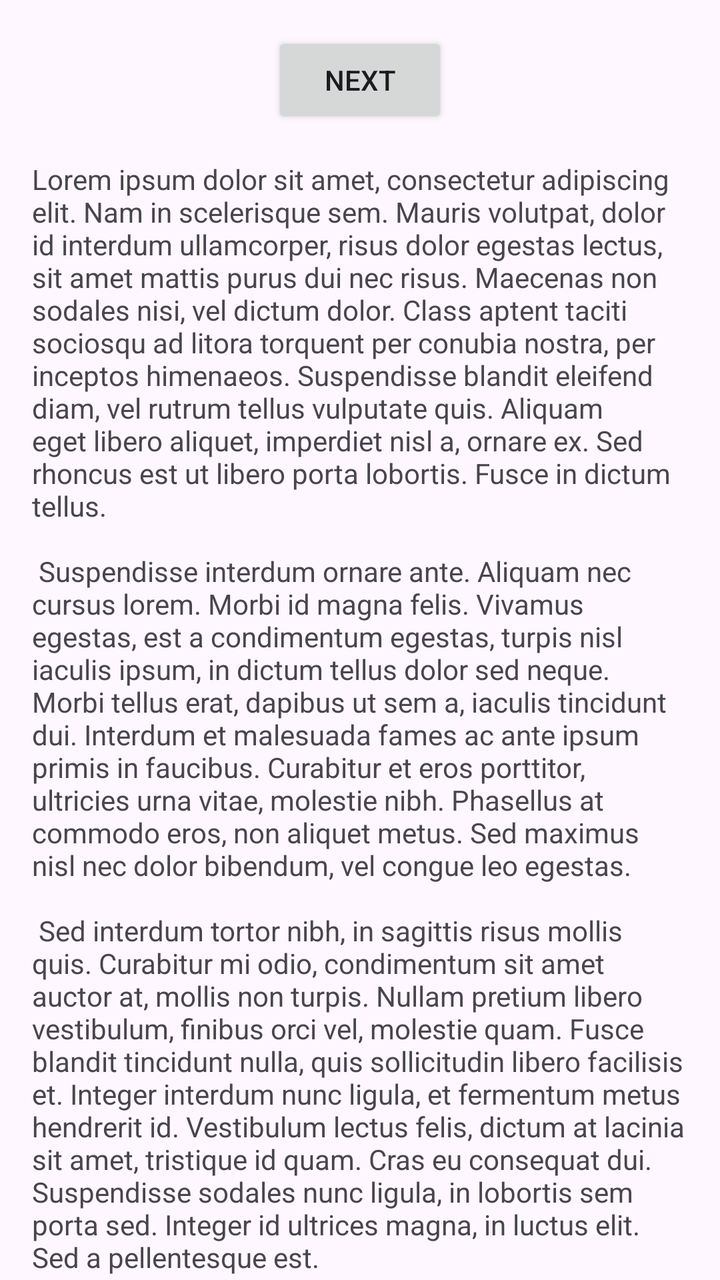
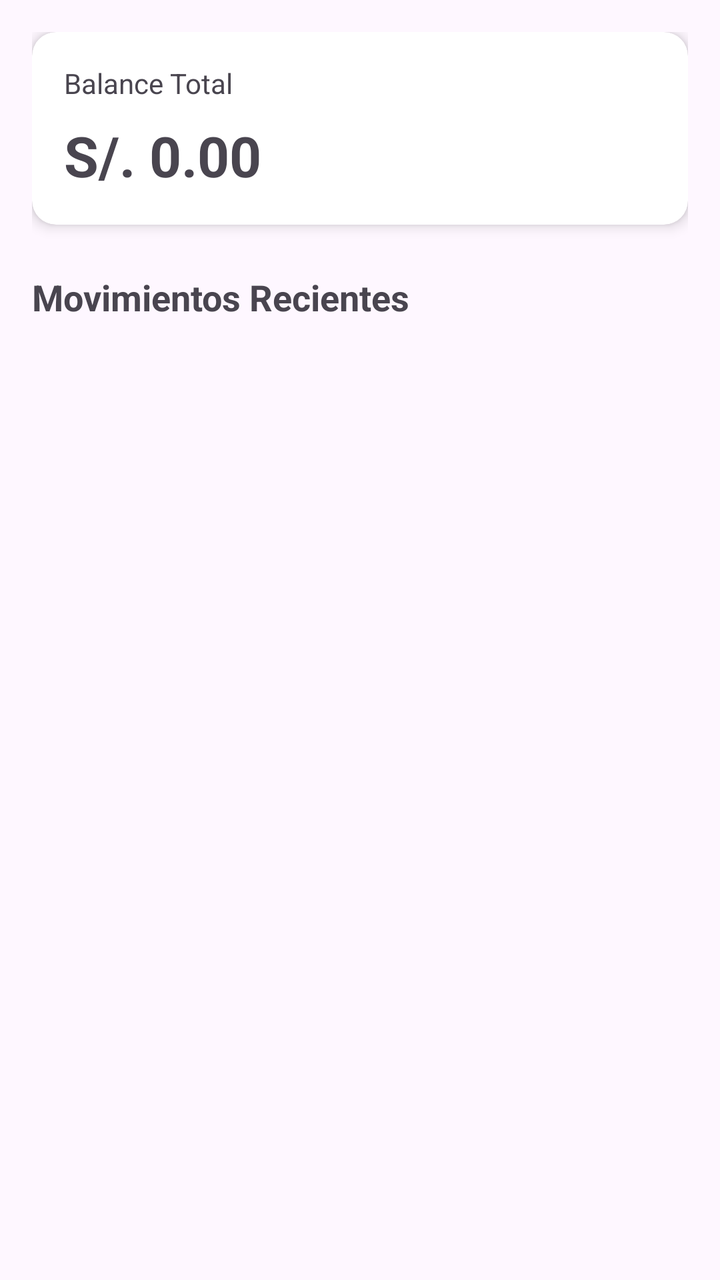

Screens rendered from an Android XML layout before and after an edit, with the pre-edit source and the edit as a unified diff.
<!-- AndroidManifest.xml: application theme Theme.MyApplication -->
<!-- res/layout/fragment_first.xml -->
<?xml version="1.0" encoding="utf-8"?>
<androidx.core.widget.NestedScrollView xmlns:android="http://schemas.android.com/apk/res/android"
    xmlns:app="http://schemas.android.com/apk/res-auto"
    xmlns:tools="http://schemas.android.com/tools"
    android:layout_width="match_parent"
    android:layout_height="match_parent"
    tools:context=".FirstFragment">

    <androidx.constraintlayout.widget.ConstraintLayout
        android:layout_width="match_parent"
        android:layout_height="match_parent"
        android:padding="16dp">

        <Button
            android:id="@+id/button_first"
            android:layout_width="wrap_content"
            android:layout_height="wrap_content"
            android:text="@string/next"
            app:layout_constraintBottom_toTopOf="@id/textview_first"
            app:layout_constraintEnd_toEndOf="parent"
            app:layout_constraintStart_toStartOf="parent"
            app:layout_constraintTop_toTopOf="parent" />

        <TextView
            android:id="@+id/textview_first"
            android:layout_width="wrap_content"
            android:layout_height="wrap_content"
            android:layout_marginTop="16dp"
            android:text="@string/lorem_ipsum"
            app:layout_constraintBottom_toBottomOf="parent"
            app:layout_constraintEnd_toEndOf="parent"
            app:layout_constraintStart_toStartOf="parent"
            app:layout_constraintTop_toBottomOf="@id/button_first" />
    </androidx.constraintlayout.widget.ConstraintLayout>
</androidx.core.widget.NestedScrollView>
<!-- resources referenced by this layout -->
<resources>
  <string name="lorem_ipsum">
          Lorem ipsum dolor sit amet, consectetur adipiscing elit. Nam in scelerisque sem. Mauris
          volutpat, dolor id interdum ullamcorper, risus dolor egestas lectus, sit amet mattis purus
          dui nec risus. Maecenas non sodales nisi, vel dictum dolor. Class aptent taciti sociosqu ad
          litora torquent per conubia nostra, per inceptos himenaeos. Suspendisse blandit eleifend
          diam, vel rutrum tellus vulputate quis. Aliquam eget libero aliquet, imperdiet nisl a,
          ornare ex. Sed rhoncus est ut libero porta lobortis. Fusce in dictum tellus.\n\n
          Suspendisse interdum ornare ante. Aliquam nec cursus lorem. Morbi id magna felis. Vivamus
          egestas, est a condimentum egestas, turpis nisl iaculis ipsum, in dictum tellus dolor sed
          neque. Morbi tellus erat, dapibus ut sem a, iaculis tincidunt dui. Interdum et malesuada
          fames ac ante ipsum primis in faucibus. Curabitur et eros porttitor, ultricies urna vitae,
          molestie nibh. Phasellus at commodo eros, non aliquet metus. Sed maximus nisl nec dolor
          bibendum, vel congue leo egestas.\n\n
          Sed interdum tortor nibh, in sagittis risus mollis quis. Curabitur mi odio, condimentum sit
          amet auctor at, mollis non turpis. Nullam pretium libero vestibulum, finibus orci vel,
          molestie quam. Fusce blandit tincidunt nulla, quis sollicitudin libero facilisis et. Integer
          interdum nunc ligula, et fermentum metus hendrerit id. Vestibulum lectus felis, dictum at
          lacinia sit amet, tristique id quam. Cras eu consequat dui. Suspendisse sodales nunc ligula,
          in lobortis sem porta sed. Integer id ultrices magna, in luctus elit. Sed a pellentesque
          est.\n\n
          Aenean nunc velit, lacinia sed dolor sed, ultrices viverra nulla. Etiam a venenatis nibh.
          Morbi laoreet, tortor sed facilisis varius, nibh orci rhoncus nulla, id elementum leo dui
          non lorem. Nam mollis ipsum quis auctor varius. Quisque elementum eu libero sed commodo. In
          eros nisl, imperdiet vel imperdiet et, scelerisque a mauris. Pellentesque varius ex nunc,
          quis imperdiet eros placerat ac. Duis finibus orci et est auctor tincidunt. Sed non viverra
          ipsum. Nunc quis augue egestas, cursus lorem at, molestie sem. Morbi a consectetur ipsum, a
          placerat diam. Etiam vulputate dignissim convallis. Integer faucibus mauris sit amet finibus
          convallis.\n\n
          Phasellus in aliquet mi. Pellentesque habitant morbi tristique senectus et netus et
          malesuada fames ac turpis egestas. In volutpat arcu ut felis sagittis, in finibus massa
          gravida. Pellentesque id tellus orci. Integer dictum, lorem sed efficitur ullamcorper,
          libero justo consectetur ipsum, in mollis nisl ex sed nisl. Donec maximus ullamcorper
          sodales. Praesent bibendum rhoncus tellus nec feugiat. In a ornare nulla. Donec rhoncus
          libero vel nunc consequat, quis tincidunt nisl eleifend. Cras bibendum enim a justo luctus
          vestibulum. Fusce dictum libero quis erat maximus, vitae volutpat diam dignissim.
      </string>
  <string name="next">Next</string>
  <style name="Theme.MyApplication" parent="Base.Theme.MyApplication" />
  <style name="Base.Theme.MyApplication" parent="Theme.Material3.DayNight.NoActionBar">
          
          
      </style>
</resources>

<!-- the commit's change to res/layout/fragment_first.xml (unified diff, before → after) -->
@@ -1,35 +1,116 @@
 <?xml version="1.0" encoding="utf-8"?>
-<androidx.core.widget.NestedScrollView xmlns:android="http://schemas.android.com/apk/res/android"
+<androidx.constraintlayout.widget.ConstraintLayout xmlns:android="http://schemas.android.com/apk/res/android"
     xmlns:app="http://schemas.android.com/apk/res-auto"
     xmlns:tools="http://schemas.android.com/tools"
     android:layout_width="match_parent"
     android:layout_height="match_parent"
+    android:padding="16dp"
     tools:context=".FirstFragment">
+
+    <androidx.cardview.widget.CardView
+        android:id="@+id/card_balance"
+        android:layout_width="match_parent"
+        android:layout_height="wrap_content"
+        app:cardCornerRadius="12dp"
+        app:cardElevation="4dp"
+        app:layout_constraintTop_toTopOf="parent">
+
+        <LinearLayout
+            android:layout_width="match_parent"
+            android:layout_height="wrap_content"
+            android:orientation="vertical"
+            android:padding="16dp">
+
+            <TextView
+                android:layout_width="wrap_content"
+                android:layout_height="wrap_content"
+                android:text="Balance Total"
+                android:textColor="?android:attr/textColorSecondary"
+                android:textSize="14sp" />
+
+            <TextView
+                android:id="@+id/tv_balance_amount"
+                android:layout_width="wrap_content"
+                android:layout_height="wrap_content"
+                android:layout_marginTop="8dp"
+                android:text="S/. 0.00"
+                android:textSize="28sp"
+                android:textStyle="bold" />
+        </LinearLayout>
+    </androidx.cardview.widget.CardView>
+
+    <TextView
+        android:id="@+id/tv_transactions_title"
+        android:layout_width="wrap_content"
+        android:layout_height="wrap_content"
+        android:layout_marginTop="24dp"
+        android:text="Movimientos Recientes"
+        android:textSize="18sp"
+        android:textStyle="bold"
+        app:layout_constraintStart_toStartOf="parent"
+        app:layout_constraintTop_toBottomOf="@id/card_balance" />
+
+    <androidx.recyclerview.widget.RecyclerView
+        android:id="@+id/recycler_transactions"
+        android:layout_width="0dp"
+        android:layout_height="0dp"
+        android:layout_marginTop="8dp"
+        app:layout_constraintBottom_toBottomOf="parent"
+        app:layout_constraintEnd_toEndOf="parent"
+        app:layout_constraintStart_toStartOf="parent"
+        app:layout_constraintTop_toBottomOf="@id/tv_transactions_title"
+        tools:listitem="@layout/item_transaction" />
+
+</androidx.constraintlayout.widget.ConstraintLayout>
+<!-- res/layout/item_transaction.xml (included above) -->
+<?xml version="1.0" encoding="utf-8"?>
+<androidx.cardview.widget.CardView xmlns:android="http://schemas.android.com/apk/res/android"
+    xmlns:app="http://schemas.android.com/apk/res-auto"
+    android:layout_width="match_parent"
+    android:layout_height="wrap_content"
+    android:layout_marginHorizontal="8dp"
+    android:layout_marginVertical="4dp"
+    app:cardCornerRadius="8dp"
+    app:cardElevation="2dp">
 
     <androidx.constraintlayout.widget.ConstraintLayout
         android:layout_width="match_parent"
-        android:layout_height="match_parent"
+        android:layout_height="wrap_content"
         android:padding="16dp">
 
-        <Button
-            android:id="@+id/button_first"
-            android:layout_width="wrap_content"
+        <TextView
+            android:id="@+id/tv_category"
+            android:layout_width="0dp"
             android:layout_height="wrap_content"
-            android:text="@string/next"
-            app:layout_constraintBottom_toTopOf="@id/textview_first"
-            app:layout_constraintEnd_toEndOf="parent"
+            android:text="Categoría"
+            android:textSize="16sp"
+            android:textStyle="bold"
+            app:layout_constraintEnd_toStartOf="@id/tv_amount"
             app:layout_constraintStart_toStartOf="parent"
             app:layout_constraintTop_toTopOf="parent" />
 
         <TextView
-            android:id="@+id/textview_first"
+            android:id="@+id/tv_payment_method"
+            android:layout_width="0dp"
+            android:layout_height="wrap_content"
+            android:layout_marginTop="4dp"
+            android:text="Efectivo"
+            android:textColor="?android:attr/textColorSecondary"
+            android:textSize="14sp"
+            app:layout_constraintEnd_toStartOf="@id/tv_amount"
+            app:layout_constraintStart_toStartOf="parent"
+            app:layout_constraintTop_toBottomOf="@id/tv_category" />
+
+        <TextView
+            android:id="@+id/tv_amount"
             android:layout_width="wrap_content"
             android:layout_height="wrap_content"
-            android:layout_marginTop="16dp"
-            android:text="@string/lorem_ipsum"
+            android:text="S/. 0.00"
+            android:textSize="18sp"
+            android:textStyle="bold"
             app:layout_constraintBottom_toBottomOf="parent"
             app:layout_constraintEnd_toEndOf="parent"
-            app:layout_constraintStart_toStartOf="parent"
-            app:layout_constraintTop_toBottomOf="@id/button_first" />
+            app:layout_constraintTop_toTopOf="parent" />
+
     </androidx.constraintlayout.widget.ConstraintLayout>
-</androidx.core.widget.NestedScrollView>
+</androidx.cardview.widget.CardView>
<!-- resource entries referenced after the edit -->
@@ -1,42 +1,5 @@
 <!-- resources referenced by this layout -->
 <resources>
-  <string name="lorem_ipsum">
-          Lorem ipsum dolor sit amet, consectetur adipiscing elit. Nam in scelerisque sem. Mauris
-          volutpat, dolor id interdum ullamcorper, risus dolor egestas lectus, sit amet mattis purus
-          dui nec risus. Maecenas non sodales nisi, vel dictum dolor. Class aptent taciti sociosqu ad
-          litora torquent per conubia nostra, per inceptos himenaeos. Suspendisse blandit eleifend
-          diam, vel rutrum tellus vulputate quis. Aliquam eget libero aliquet, imperdiet nisl a,
-          ornare ex. Sed rhoncus est ut libero porta lobortis. Fusce in dictum tellus.\n\n
-          Suspendisse interdum ornare ante. Aliquam nec cursus lorem. Morbi id magna felis. Vivamus
-          egestas, est a condimentum egestas, turpis nisl iaculis ipsum, in dictum tellus dolor sed
-          neque. Morbi tellus erat, dapibus ut sem a, iaculis tincidunt dui. Interdum et malesuada
-          fames ac ante ipsum primis in faucibus. Curabitur et eros porttitor, ultricies urna vitae,
-          molestie nibh. Phasellus at commodo eros, non aliquet metus. Sed maximus nisl nec dolor
-          bibendum, vel congue leo egestas.\n\n
-          Sed interdum tortor nibh, in sagittis risus mollis quis. Curabitur mi odio, condimentum sit
-          amet auctor at, mollis non turpis. Nullam pretium libero vestibulum, finibus orci vel,
-          molestie quam. Fusce blandit tincidunt nulla, quis sollicitudin libero facilisis et. Integer
-          interdum nunc ligula, et fermentum metus hendrerit id. Vestibulum lectus felis, dictum at
-          lacinia sit amet, tristique id quam. Cras eu consequat dui. Suspendisse sodales nunc ligula,
-          in lobortis sem porta sed. Integer id ultrices magna, in luctus elit. Sed a pellentesque
-          est.\n\n
-          Aenean nunc velit, lacinia sed dolor sed, ultrices viverra nulla. Etiam a venenatis nibh.
-          Morbi laoreet, tortor sed facilisis varius, nibh orci rhoncus nulla, id elementum leo dui
-          non lorem. Nam mollis ipsum quis auctor varius. Quisque elementum eu libero sed commodo. In
-          eros nisl, imperdiet vel imperdiet et, scelerisque a mauris. Pellentesque varius ex nunc,
-          quis imperdiet eros placerat ac. Duis finibus orci et est auctor tincidunt. Sed non viverra
-          ipsum. Nunc quis augue egestas, cursus lorem at, molestie sem. Morbi a consectetur ipsum, a
-          placerat diam. Etiam vulputate dignissim convallis. Integer faucibus mauris sit amet finibus
-          convallis.\n\n
-          Phasellus in aliquet mi. Pellentesque habitant morbi tristique senectus et netus et
-          malesuada fames ac turpis egestas. In volutpat arcu ut felis sagittis, in finibus massa
-          gravida. Pellentesque id tellus orci. Integer dictum, lorem sed efficitur ullamcorper,
-          libero justo consectetur ipsum, in mollis nisl ex sed nisl. Donec maximus ullamcorper
-          sodales. Praesent bibendum rhoncus tellus nec feugiat. In a ornare nulla. Donec rhoncus
-          libero vel nunc consequat, quis tincidunt nisl eleifend. Cras bibendum enim a justo luctus
-          vestibulum. Fusce dictum libero quis erat maximus, vitae volutpat diam dignissim.
-      </string>
-  <string name="next">Next</string>
   <style name="Theme.MyApplication" parent="Base.Theme.MyApplication" />
   <style name="Base.Theme.MyApplication" parent="Theme.Material3.DayNight.NoActionBar">
           
